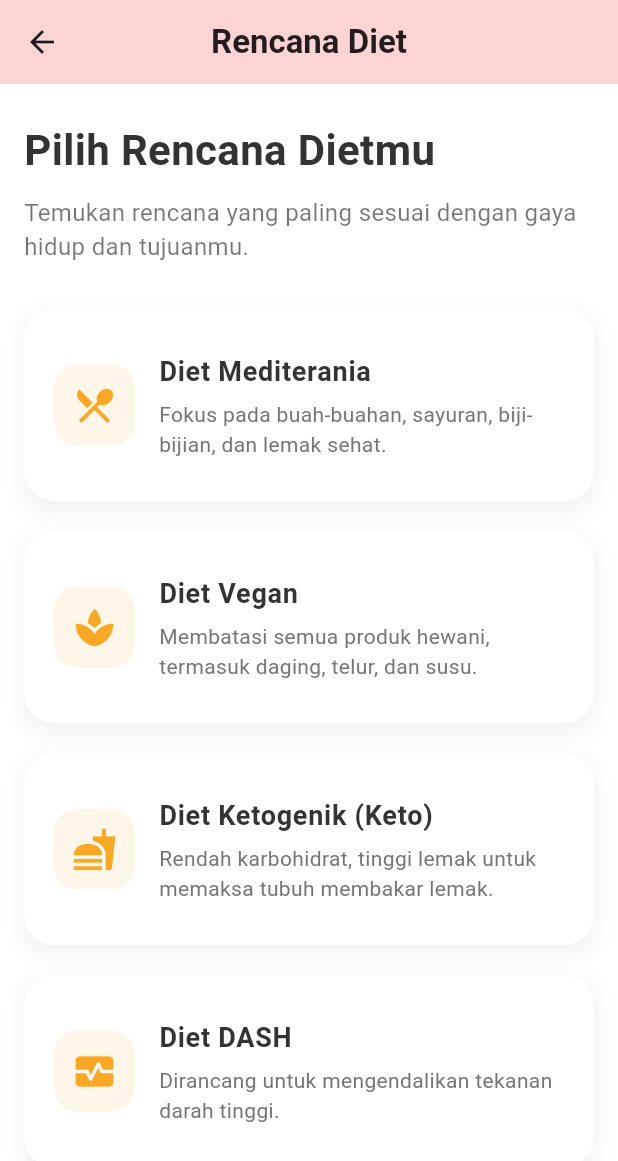
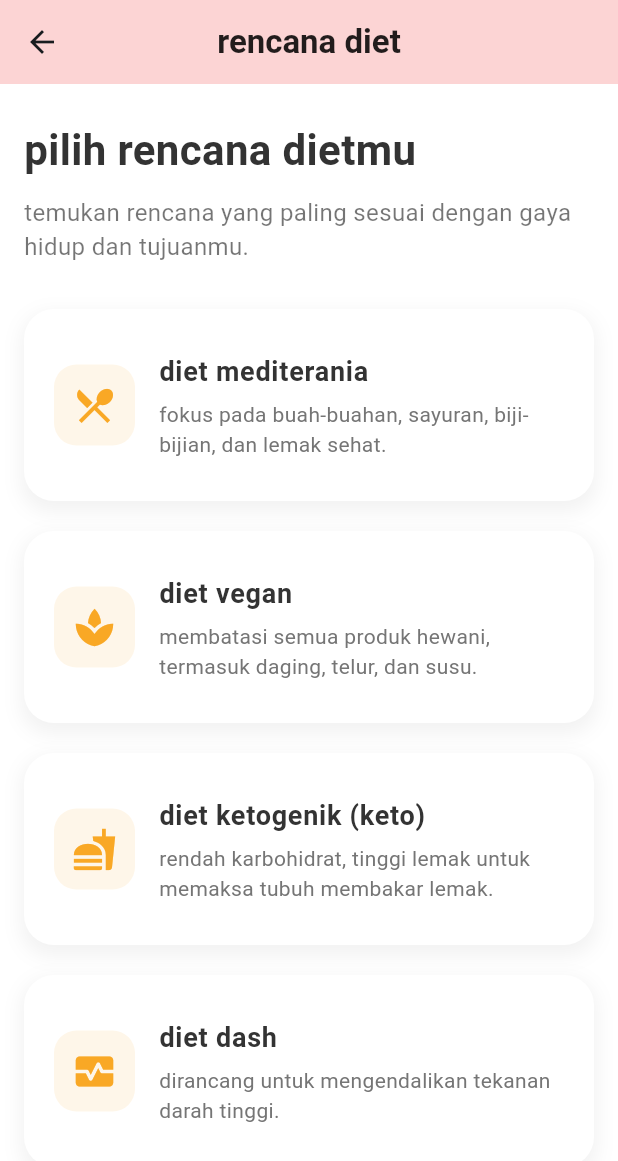
Before and after one commit to enjalz/belajar, a Flutter app: the DietPlanScreen screen opened by its route, on a phone screen of 412 x 824 dp. Shown: the top 1161 px of the screen. Run offline on Flutter 3.47's test engine with Material 3 defaults, Android fonts, the light colour scheme and no system bars.

Commit message:
Update diet_plan_screen.dart

```diff
--- a/KULIAH/SEM 5/Registrasi/lib/pages/diet_plan_screen.dart
+++ b/KULIAH/SEM 5/Registrasi/lib/pages/diet_plan_screen.dart
@@ -1,10 +1,10 @@
 import 'package:flutter/material.dart';
 
-// Class untuk merepresentasikan pilihan diet
+// class buat nyimpen data opsi diet
 class DietOption {
-  final String title;
-  final String description;
-  final IconData icon;
+  final String title; // judul diet
+  final String description; // deskripsi singkat diet
+  final IconData icon; // icon yang dipake buat diet ini
 
   const DietOption({
     required this.title,
@@ -18,26 +18,26 @@ class DietPlanScreen extends StatelessWidget {
 
   @override
   Widget build(BuildContext context) {
-    // List data dummy untuk opsi diet
+    // bikin list dummy untuk opsi diet
     const List<DietOption> dietOptions = [
       DietOption(
-        title: 'Diet Mediterania',
-        description: 'Fokus pada buah-buahan, sayuran, biji-bijian, dan lemak sehat.',
+        title: 'diet mediterania',
+        description: 'fokus pada buah-buahan, sayuran, biji-bijian, dan lemak sehat.',
         icon: Icons.local_dining,
       ),
       DietOption(
-        title: 'Diet Vegan',
-        description: 'Membatasi semua produk hewani, termasuk daging, telur, dan susu.',
+        title: 'diet vegan',
+        description: 'membatasi semua produk hewani, termasuk daging, telur, dan susu.',
         icon: Icons.spa,
       ),
       DietOption(
-        title: 'Diet Ketogenik (Keto)',
-        description: 'Rendah karbohidrat, tinggi lemak untuk memaksa tubuh membakar lemak.',
+        title: 'diet ketogenik (keto)',
+        description: 'rendah karbohidrat, tinggi lemak untuk memaksa tubuh membakar lemak.',
         icon: Icons.fastfood,
       ),
       DietOption(
-        title: 'Diet DASH',
-        description: 'Dirancang untuk mengendalikan tekanan darah tinggi.',
+        title: 'diet dash',
+        description: 'dirancang untuk mengendalikan tekanan darah tinggi.',
         icon: Icons.monitor_heart,
       ),
     ];
@@ -45,18 +45,21 @@ class DietPlanScreen extends StatelessWidget {
     return Scaffold(
       backgroundColor: Colors.white,
       appBar: AppBar(
-        title: const Text('Rencana Diet',
-            style: TextStyle(color: Colors.black87, fontWeight: FontWeight.bold)),
+        title: const Text(
+          'rencana diet',
+          style: TextStyle(color: Colors.black87, fontWeight: FontWeight.bold),
+        ),
         backgroundColor: const Color(0xFFFCD4D4),
-        centerTitle: true,
+        centerTitle: true, // bikin judul di tengah
       ),
       body: SingleChildScrollView(
         padding: const EdgeInsets.symmetric(horizontal: 16.0, vertical: 24.0),
         child: Column(
           crossAxisAlignment: CrossAxisAlignment.start,
           children: [
+            // judul halaman
             const Text(
-              'Pilih Rencana Dietmu',
+              'pilih rencana dietmu',
               style: TextStyle(
                 fontSize: 28,
                 fontWeight: FontWeight.bold,
@@ -64,21 +67,23 @@ class DietPlanScreen extends StatelessWidget {
               ),
             ),
             const SizedBox(height: 10),
+            // subjudul kecil
             const Text(
-              'Temukan rencana yang paling sesuai dengan gaya hidup dan tujuanmu.',
+              'temukan rencana yang paling sesuai dengan gaya hidup dan tujuanmu.',
               style: TextStyle(
                 fontSize: 16,
                 color: Colors.black54,
               ),
             ),
             const SizedBox(height: 30),
+            // bikin list opsi diet
             ListView.builder(
-              shrinkWrap: true,
-              physics: const NeverScrollableScrollPhysics(),
+              shrinkWrap: true, // biar listnya ikut tinggi konten
+              physics: const NeverScrollableScrollPhysics(), // biar scroll ikut parent
               itemCount: dietOptions.length,
               itemBuilder: (context, index) {
                 final option = dietOptions[index];
-                return _buildDietCard(option);
+                return _buildDietCard(option); // panggil widget kartu diet
               },
             ),
           ],
@@ -87,10 +92,10 @@ class DietPlanScreen extends StatelessWidget {
     );
   }
 
-  /// Widget untuk membangun kartu pilihan diet
+  // widget untuk bikin 1 kartu pilihan diet
   Widget _buildDietCard(DietOption option) {
     return Container(
-      margin: const EdgeInsets.only(bottom: 20),
+      margin: const EdgeInsets.only(bottom: 20), // jarak antar kartu
       decoration: BoxDecoration(
         color: Colors.white,
         borderRadius: BorderRadius.circular(20),
@@ -99,12 +104,13 @@ class DietPlanScreen extends StatelessWidget {
             color: Colors.black.withOpacity(0.05),
             spreadRadius: 2,
             blurRadius: 10,
-            offset: const Offset(0, 5),
+            offset: const Offset(0, 5), // bikin efek bayangan
           ),
         ],
       ),
       child: ListTile(
         contentPadding: const EdgeInsets.all(20),
+        // icon di sebelah kiri
         leading: Container(
           padding: const EdgeInsets.all(12),
           decoration: BoxDecoration(
@@ -113,6 +119,7 @@ class DietPlanScreen extends StatelessWidget {
           ),
           child: Icon(option.icon, color: const Color(0xFFF9A825), size: 30),
         ),
+        // judul diet
         title: Text(
           option.title,
           style: const TextStyle(
@@ -121,6 +128,7 @@ class DietPlanScreen extends StatelessWidget {
             color: Color(0xFF333333),
           ),
         ),
+        // deskripsi diet
         subtitle: Padding(
           padding: const EdgeInsets.only(top: 5.0),
           child: Text(
```
